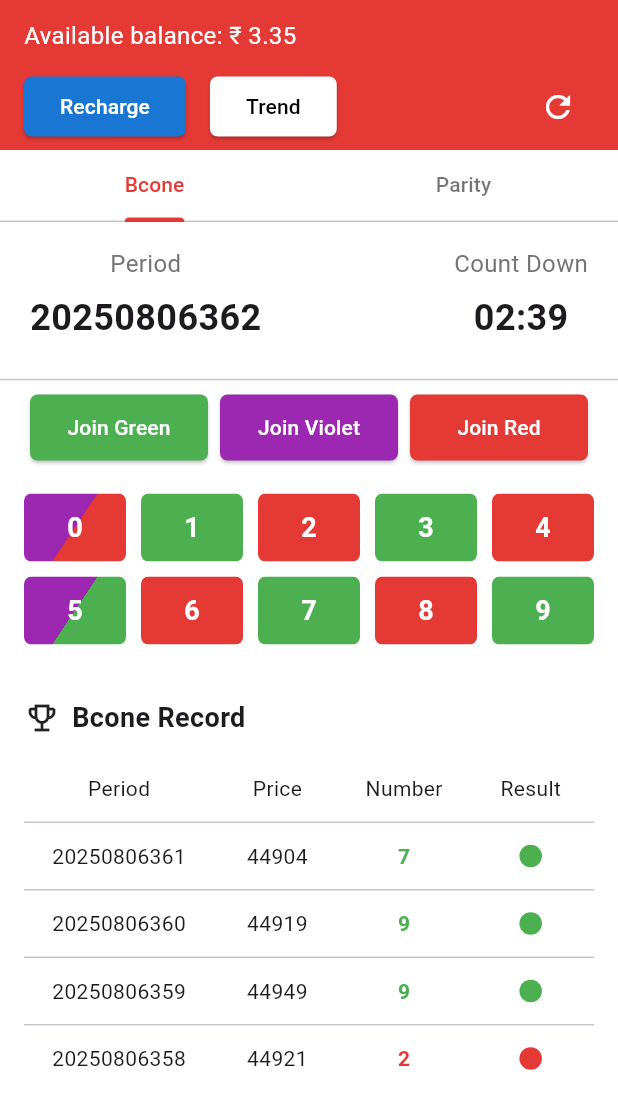
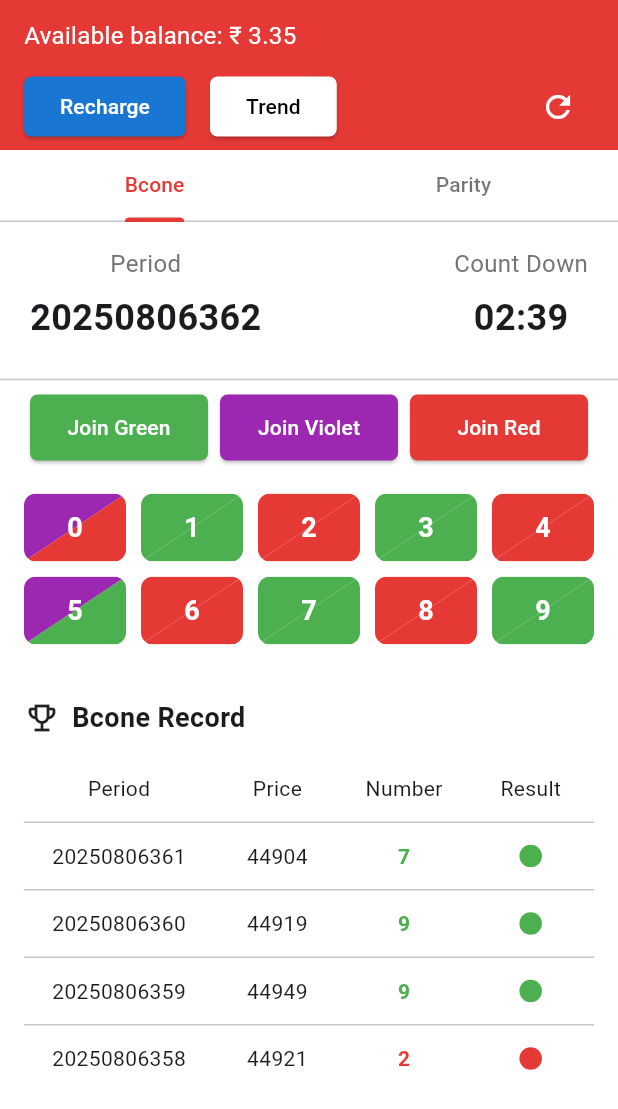
Before and after one commit to sahebbali/Color-Predection-Game-Flutter, a Flutter app: the GameScreen screen opened directly, on a phone screen of 412 x 824 dp. Shown: the top 1109 px of the screen. Run offline on Flutter 3.47's test engine with Material 3 defaults, Android fonts, the phone set to English and light mode, and no system bars; our stand-ins replace flutter_native_splash, get, iconsax.

Commit message:
fixed 0 and 5 number button

```diff
--- a/lib/screens/game/widgets/number_buttons_grid.dart
+++ b/lib/screens/game/widgets/number_buttons_grid.dart
@@ -63,37 +63,44 @@ class NumberButtonsGrid extends StatelessWidget {
   Widget _buildNumberButton(int number) {
     final List<Color> colors = _getColorsForNumber(number);
 
+    // Fallback to a solid color if only one is provided
+    final Color color1 = colors.length > 1 ? colors[0] : colors[0];
+    final Color color2 = colors.length > 1 ? colors[1] : colors[0];
+
     return ElevatedButton(
       onPressed: () {},
       style: ElevatedButton.styleFrom(
         padding: EdgeInsets.zero,
-        shape: RoundedRectangleBorder(borderRadius: BorderRadius.circular(5)),
-        backgroundColor:
-            Colors.transparent, // Make sure button background is transparent
-        shadowColor: Colors.transparent, // Optional: remove shadow if gradient
+        backgroundColor: Colors.transparent,
+        shadowColor: Colors.transparent,
+        shape: RoundedRectangleBorder(borderRadius: BorderRadius.circular(8)),
       ),
-      child: Ink(
-        decoration: BoxDecoration(
-          color: colors.length == 1 ? colors.first : null,
-          gradient: colors.length > 1
-              ? LinearGradient(
-                  colors: colors,
-                  begin: Alignment.topLeft,
-                  end: Alignment.bottomRight,
-                  stops: const [0.5, 0.5],
-                )
-              : null,
-          borderRadius: BorderRadius.circular(5),
+      child: ClipRRect(
+        borderRadius: BorderRadius.circular(8),
+        child: SizedBox(
+          height: 50,
+          width: 80,
+          child: Stack(
+            children: [
+              ClipPath(
+                clipper: DiagonalClipper(),
+                child: Container(color: color1),
               ),
-        child: Container(
-          alignment: Alignment.center,
+              ClipPath(
+                clipper: DiagonalClipper(reverse: true),
+                child: Container(color: color2),
+              ),
+              Center(
                 child: Text(
                   '$number',
                   style: const TextStyle(
+                    color: Colors.white,
                     fontSize: 18,
-              color: Colors.white,
                     fontWeight: FontWeight.bold,
                   ),
+                ),
+              ),
+            ],
           ),
         ),
       ),
@@ -127,3 +134,30 @@ class NumberButtonsGrid extends StatelessWidget {
     }
   }
 }
+
+class DiagonalClipper extends CustomClipper<Path> {
+  final bool reverse;
+
+  DiagonalClipper({this.reverse = false});
+
+  @override
+  Path getClip(Size size) {
+    Path path = Path();
+
+    if (reverse) {
+      path.moveTo(size.width, 0);
+      path.lineTo(size.width, size.height);
+      path.lineTo(0, size.height);
+    } else {
+      path.moveTo(0, 0);
+      path.lineTo(size.width, 0);
+      path.lineTo(0, size.height);
+    }
+
+    path.close();
+    return path;
+  }
+
+  @override
+  bool shouldReclip(CustomClipper<Path> oldClipper) => false;
+}
```
Lines whose indentation alone changed are shown as unchanged.
